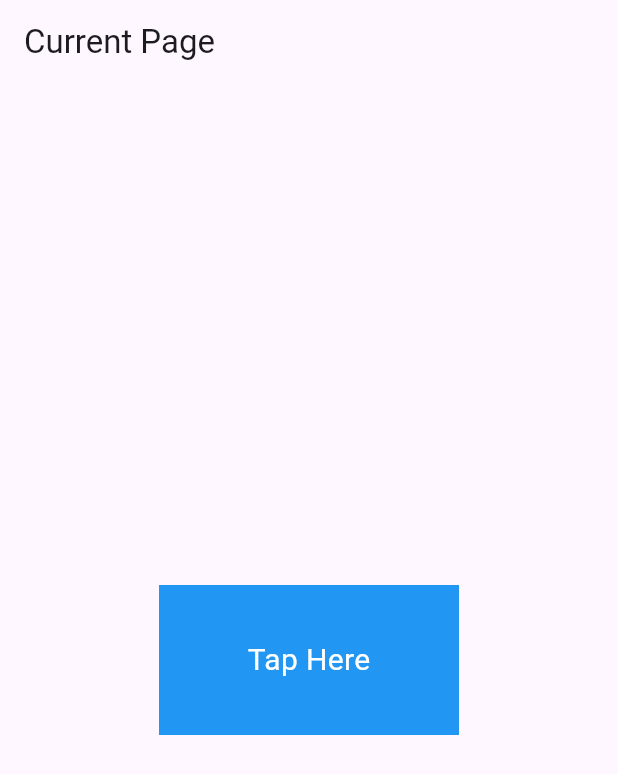
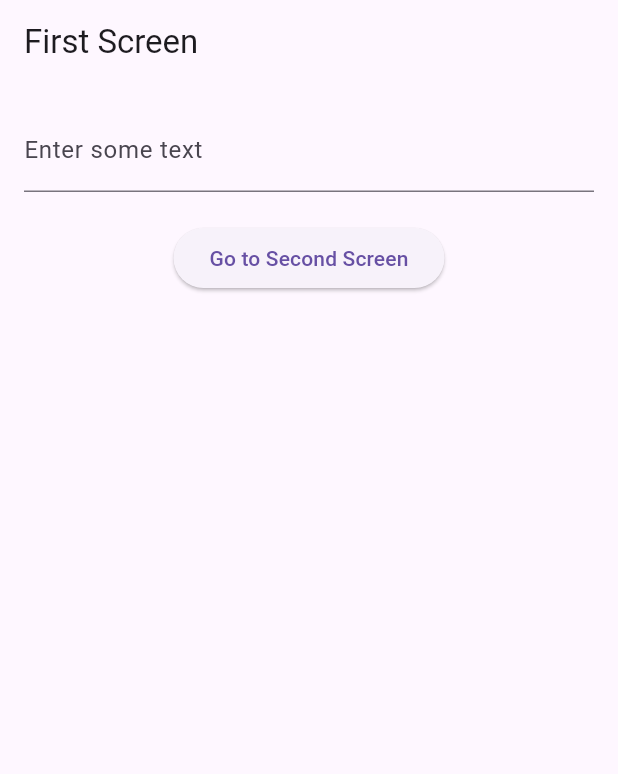
Before and after one commit to Shinigami-7/flutter-pratice, a Flutter app: the screen it shows after launch, on a phone screen of 412 x 824 dp. Shown: the top 774 px of the screen. Run offline on Flutter 3.47's test engine with Material 3 defaults, Android fonts, the phone set to English and light mode, and no system bars.

Commit message:
new pratice

```diff
--- a/lib/SecondScreen.dart
+++ b/lib/SecondScreen.dart
@@ -1,14 +1,22 @@
 import 'package:flutter/material.dart';
 
-class Secondscreen extends StatelessWidget {
-  const Secondscreen ({super.key});
+class SecondScreen extends StatelessWidget {
+  final String text;
+
+  SecondScreen({required this.text});
 
   @override
   Widget build(BuildContext context) {
     return Scaffold(
-    body: Container(
-    child: Text("Yo ko sho"),
-    ),
+      appBar: AppBar(
+        title: Text('Second Screen'),
+      ),
+      body: Center(
+        child: Text(
+          'Received text: $text',
+          style: TextStyle(fontSize: 24),
+        ),
+      ),
     );
   }
 }
--- a/lib/main.dart
+++ b/lib/main.dart
@@ -13,7 +13,7 @@
       theme: ThemeData(
         primarySwatch: Colors.blue,
       ),
-      home: CurrentPage(),
+      home: FirstScreen(),
     );
   }
 }
--- a/lib/screen1.dart
+++ b/lib/screen1.dart
@@ -1,33 +1,41 @@
 import 'package:flutter/material.dart';
 import 'package:flutter_pratice/SecondScreen.dart';
 
-class CurrentPage extends StatelessWidget {
+class FirstScreen extends StatelessWidget {
+  final TextEditingController _textController = TextEditingController();
+
   @override
   Widget build(BuildContext context) {
     return Scaffold(
       appBar: AppBar(
-        title: Text('Current Page'),
+        title: Text('First Screen'),
       ),
-      body: Center(
-        child: GestureDetector(
-          onTap: () {
-            // Navigate to the next page
-            Navigator.push(
-              context,
-              MaterialPageRoute(builder: (context) => Secondscreen()),
-            );
-          },
-          child: Container(
-            height: 100,
-            width: 200,
-            color: Colors.blue,
-            child: Center(
-              child: Text(
-                'Tap Here',
-                style: TextStyle(color: Colors.white, fontSize: 20),
+      body: Padding(
+        padding: const EdgeInsets.all(16.0),
+        child: Column(
+          children: [
+            TextField(
+              controller: _textController,
+              decoration: InputDecoration(
+                labelText: 'Enter some text',
               ),
             ),
-          ),
+            SizedBox(height: 20),
+            ElevatedButton(
+              onPressed: () {
+                // Pass the entered text to the second screen
+                Navigator.push(
+                  context,
+                  MaterialPageRoute(
+                    builder: (context) => SecondScreen(
+                      text: _textController.text,
+                    ),
+                  ),
+                );
+              },
+              child: Text('Go to Second Screen'),
+            ),
+          ],
         ),
       ),
     );
```
